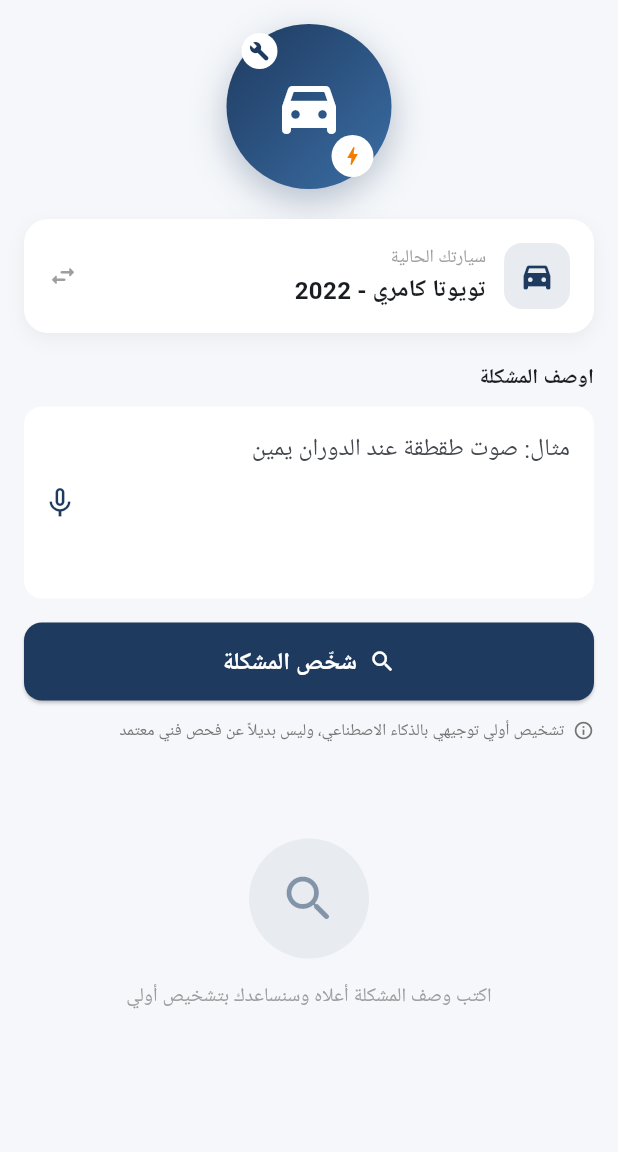
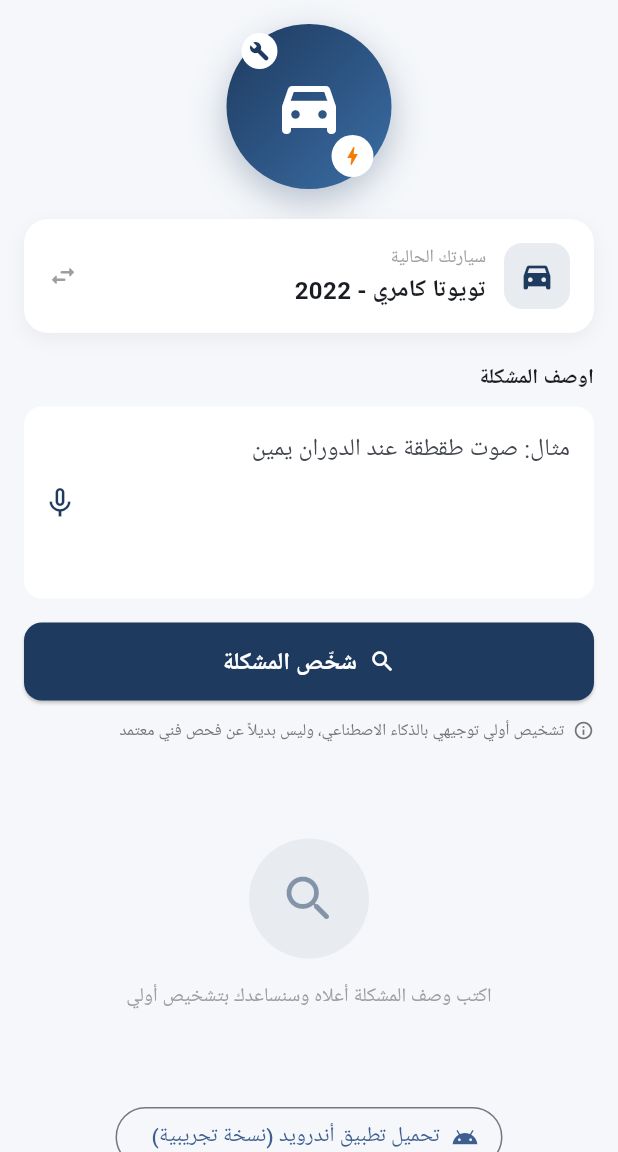
Before and after one commit to Yassir-9/smart-car-check, a Flutter app: the screen it shows after launch, on a phone screen of 412 x 824 dp, the part 84-1236 px from its top. Run offline on Flutter 3.47's test engine with Material 3 defaults, Android fonts, the phone set to English and light mode, and no system bars; our stand-ins replace pdf, printing, share_plus, shared_preferences, speech_to_text.

Commit message:
إصلاح موقع زر تحميل الأندرويد ليظهر دائماً بالصفحة الرئيسية

```diff
--- a/frontend/lib/screens/home_screen.dart
+++ b/frontend/lib/screens/home_screen.dart
@@ -471,6 +471,26 @@ class _HomeScreenState extends State<HomeScreen> {
                   _buildResultCard()
                 else if (!_isLoading && _errorText == null)
                   _buildEmptyState(),
+                const SizedBox(height: 20),
+                Center(
+                  child: OutlinedButton.icon(
+                    onPressed: () async {
+                      final uri = Uri.parse("app-release.apk");
+                      if (await canLaunchUrl(uri)) {
+                        await launchUrl(uri, mode: LaunchMode.externalApplication);
+                      }
+                    },
+                    icon: const Icon(Icons.android),
+                    label: const Text("تحميل تطبيق أندرويد (نسخة تجريبية)"),
+                  ),
+                ),
+                const SizedBox(height: 8),
+                const Center(
+                  child: Text(
+                    "نسخة iOS قريباً بإذن الله",
+                    style: TextStyle(fontSize: 12, color: Colors.grey),
+                  ),
+                ),
               ],
             ),
           ),
```
Also changed, not shown: 1 other file.
